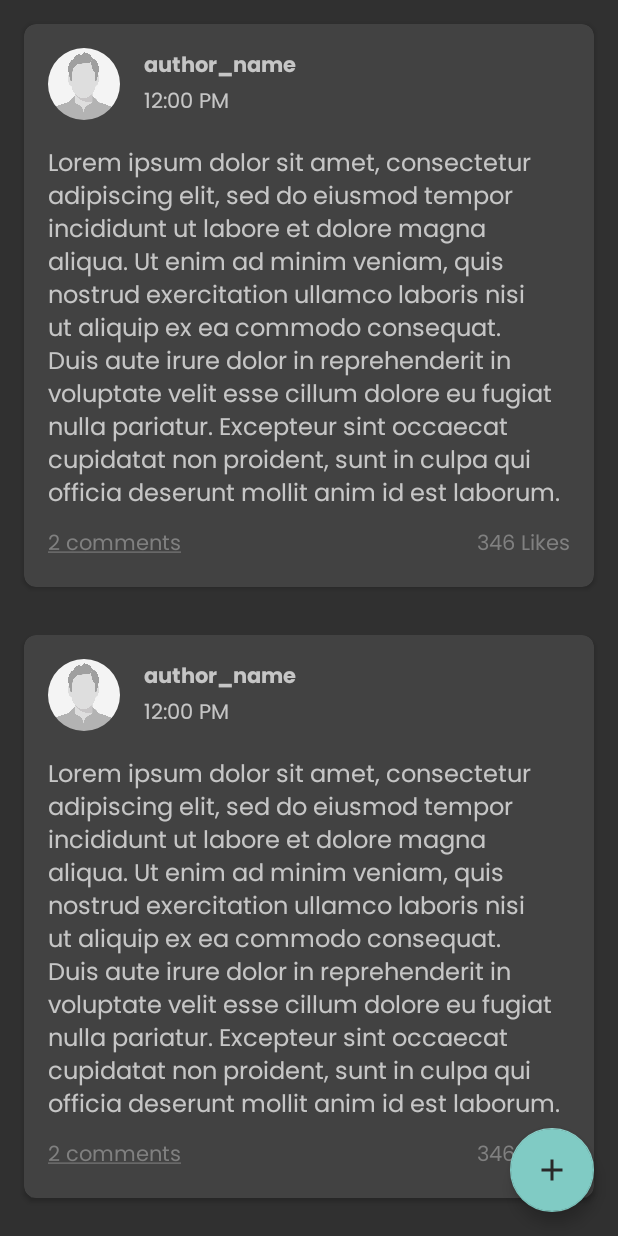
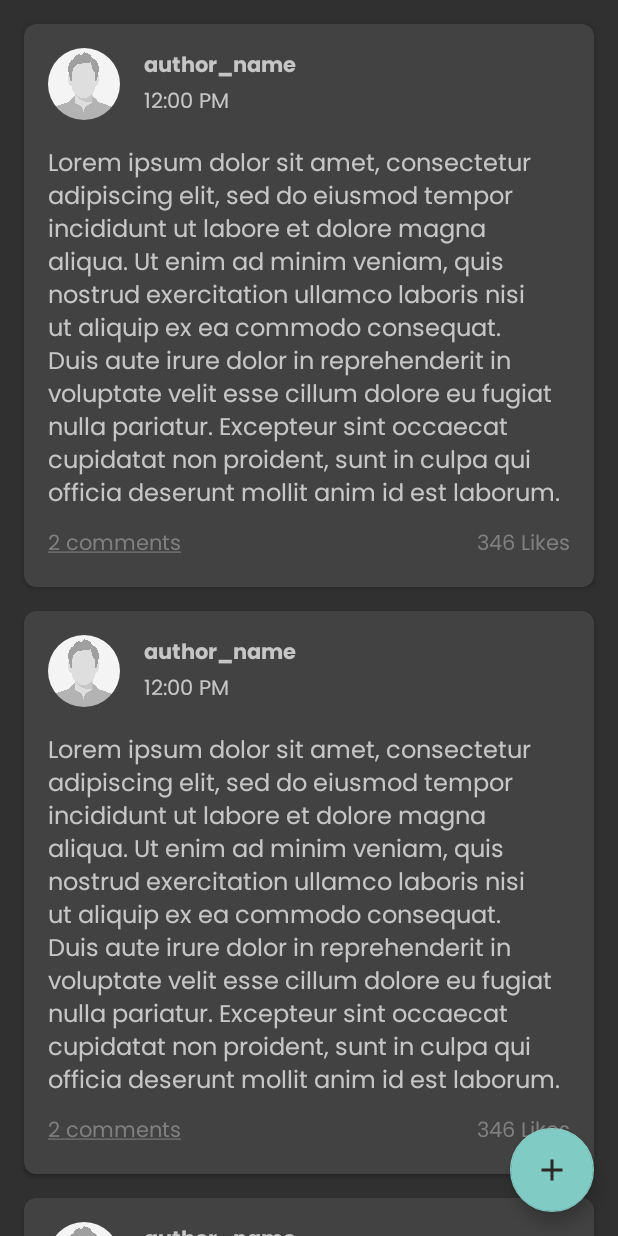
Before and after one commit to Biswadip-24/productivity-tracker-frontend, an Android app: the layout fragment_users.xml on its own in the app's theme, with its tools: preview values and no code run, on a phone screen of 412 x 824 dp. Run offline under Robolectric (Android 15) with nearby library versions, the phone set to English and light mode, and no system bars.

Commit message:
More APIs added

```diff
--- a/app/src/main/java/com/example/productivitytracker/api/ApiService.java
+++ b/app/src/main/java/com/example/productivitytracker/api/ApiService.java
@@ -29,6 +29,9 @@ public interface ApiService {
     @GET("/api/post/")
     Call<List<UserPost>> getALlPosts();
 
+    @GET("/api/post/{postID}")
+    Call<UserPost> getPost(@Path("postID") int postID);
+
     @GET("/api/postComments/{postID}/")
     Call<List<Comment>> getPostComments(@Path("postID") int postID);
 
@@ -37,4 +40,7 @@ public interface ApiService {
 
     @POST("/api/post/")
     Call<UserPost> addPost(@Body RequestBody params);
+
+    /*@POST("/api/likePost/")
+    Call<> likePost(@Body RequestBody params);*/
 }
--- a/app/src/main/res/layout/fragment_post_details.xml
+++ b/app/src/main/res/layout/fragment_post_details.xml
@@ -65,6 +65,7 @@
             <TextView
                 android:layout_width="match_parent"
                 android:layout_height="wrap_content"
+                android:id="@+id/postDescription"
                 android:text="@string/samplePostText"
                 android:padding="12dp"
                 android:fontFamily="@font/poppins"
--- a/app/src/main/res/layout/post_item.xml
+++ b/app/src/main/res/layout/post_item.xml
@@ -5,7 +5,9 @@
     xmlns:app="http://schemas.android.com/apk/res-auto"
     android:elevation="4dp"
     app:cardCornerRadius="8dp"
-    android:layout_margin="16dp">
+    android:layout_marginTop="16dp"
+    android:layout_marginStart="16dp"
+    android:layout_marginEnd="16dp">
 
     <LinearLayout
         android:layout_width="match_parent"
```
Also changed, not shown: app/src/main/java/com/example/productivitytracker/PostDetailsFragment.java (+9 -1 lines), app/src/main/java/com/example/productivitytracker/UserViewModel.java (+15 -0 lines).
